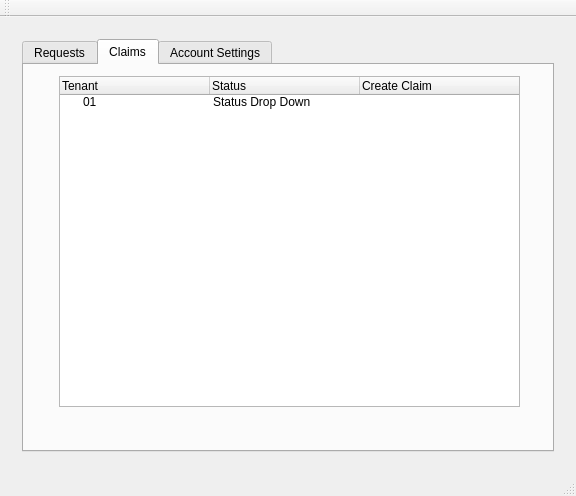
Old version of the form project/mainwindow.ui in the repository spring-2019-cpsc-362-05/software-group-project-ravfs.
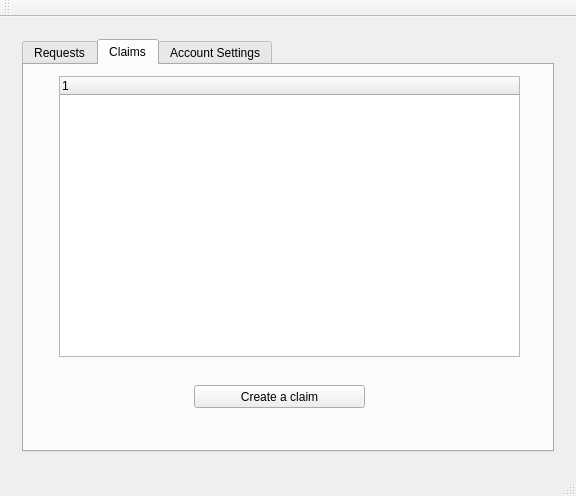
New version of the form.

Commit message: service provider claim tab calls create claim

```diff
--- a/project/mainwindow.ui
+++ b/project/mainwindow.ui
@@ -195,38 +195,25 @@
               <x>35</x>
               <y>11</y>
               <width>461</width>
-              <height>331</height>
+              <height>281</height>
              </rect>
             </property>
             <attribute name="headerDefaultSectionSize">
              <number>150</number>
             </attribute>
-            <column>
-             <property name="text">
-              <string>Tenant</string>
-             </property>
-            </column>
-            <column>
-             <property name="text">
-              <string>Status</string>
-             </property>
-            </column>
-            <column>
-             <property name="text">
-              <string>Create Claim</string>
-             </property>
-            </column>
-            <item>
-             <property name="text">
-              <string>01</string>
-             </property>
-             <property name="text">
-              <string>Status Drop Down</string>
-             </property>
-             <property name="flags">
-              <set>ItemIsSelectable|ItemIsEditable|ItemIsDragEnabled|ItemIsDropEnabled|ItemIsUserCheckable|ItemIsEnabled</set>
-             </property>
-            </item>
+           </widget>
+           <widget class="QPushButton" name="pushButton">
+            <property name="geometry">
+             <rect>
+              <x>170</x>
+              <y>320</y>
+              <width>171</width>
+              <height>23</height>
+             </rect>
+            </property>
+            <property name="text">
+             <string>Create a claim</string>
+            </property>
            </widget>
           </widget>
           <widget class="QWidget" name="Serv_prov_acct_settings_tab">
```
Left out of the diff: 2 changed lines with no effect on the pictures. The commit also changes 9 other files.
